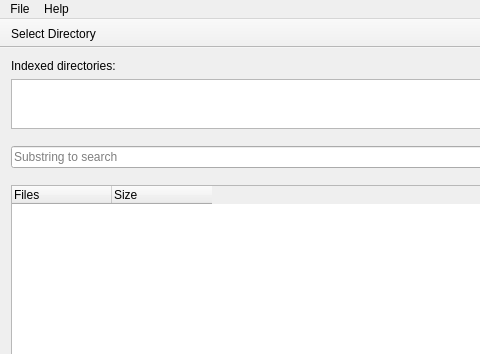
doreshnikov/grep, file mainwindow.ui: the form before one commit; both pictures show x 0 to 480 and y 0 to 354 of the 898 by 600 pixel window.
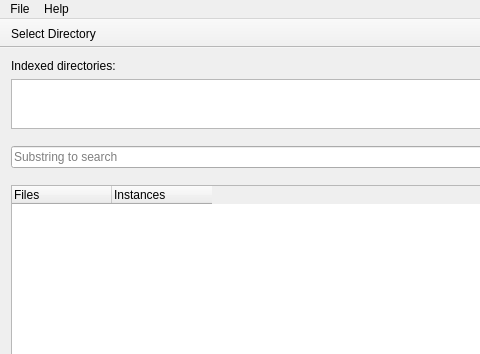
The form after the commit.

Commit message: full gui working + added dummy string_searcher + connected everything in gui 	! todo: fix 'start indexing' with no directories option ~ fixed other files, new slots\signals

```diff
--- a/mainwindow.ui
+++ b/mainwindow.ui
@@ -127,7 +127,7 @@
       </column>
       <column>
        <property name="text">
-        <string>Size</string>
+        <string>Instances</string>
        </property>
       </column>
      </widget>
```
The commit also changes 7 other files.
